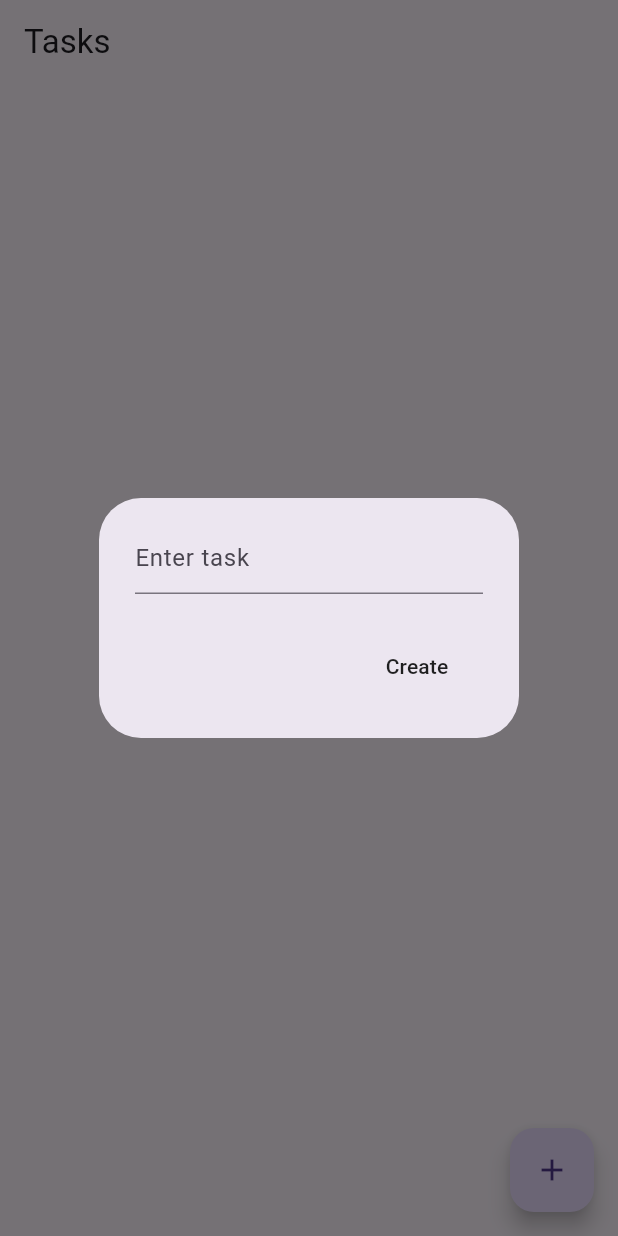
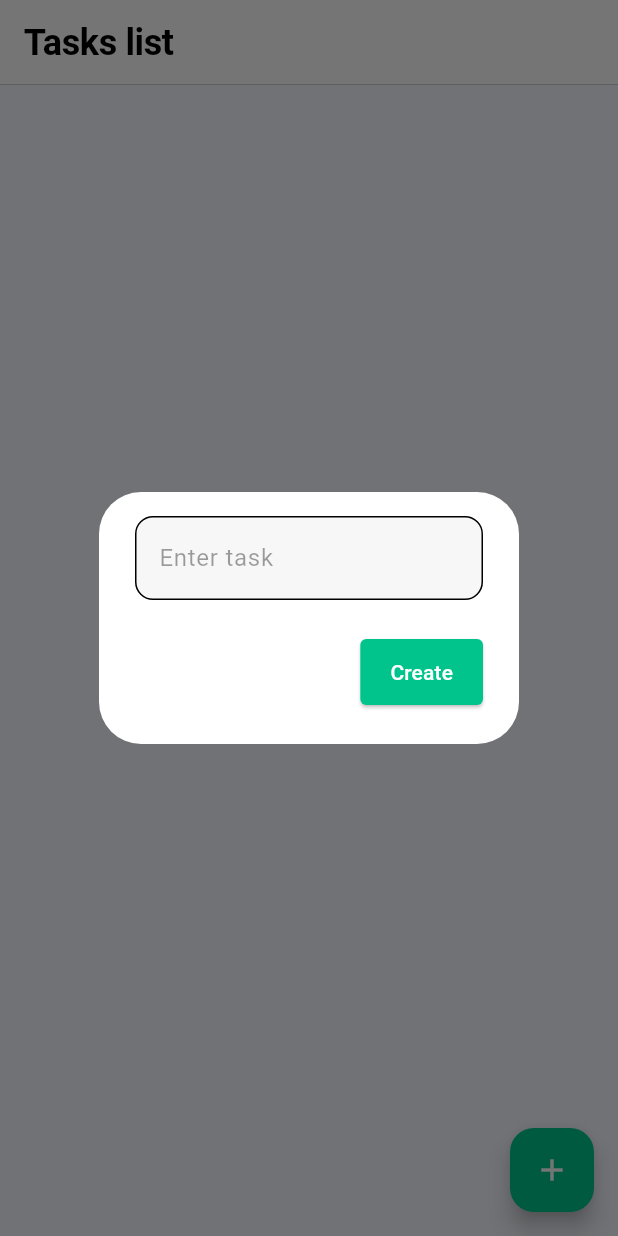
Before and after one commit to MaximeLemesle/flutter_todo_app, a Flutter app: the screen it shows after launch, after a tap on the "add" icon, on a phone screen of 412 x 824 dp. Run offline on Flutter 3.47's test engine with Material 3 defaults, Android fonts, the phone set to English and light mode, and no system bars; our stand-ins replace isar; accounts and stored records are empty; generated files the repository leaves out were written again.

Commit message:
💄 Update the UI for home_page.dart | 26/09

```diff
--- /dev/null
+++ b/devtools_options.yaml
@@ -0,0 +1 @@
+extensions:
--- a/lib/main.dart
+++ b/lib/main.dart
@@ -2,6 +2,7 @@ import 'package:flutter/material.dart';
 import 'package:provider/provider.dart';
 import 'package:todo_app/models/task_database.dart';
 import 'package:todo_app/pages/home_page.dart';
+import 'package:todo_app/theme/theme.dart';
 
 void main() async {
   // initialize task database
@@ -19,9 +20,10 @@ class MyApp extends StatelessWidget {
 
   @override
   Widget build(BuildContext context) {
-    return const MaterialApp(
+    return MaterialApp(
       debugShowCheckedModeBanner: false,
-      home: HomePage(),
+      theme: lightTheme,
+      home: const HomePage(),
     );
   }
 }
--- a/lib/pages/home_page.dart
+++ b/lib/pages/home_page.dart
@@ -27,11 +27,17 @@ class _HomePageState extends State<HomePage> {
       builder: (context) => AlertDialog(
         content: TextField(
           controller: textController,
-          decoration: const InputDecoration(hintText: 'Enter task'),
+          decoration: InputDecoration(
+            hintText: 'Enter task',
+            hintStyle: Theme.of(context).inputDecorationTheme.hintStyle,
+            filled: true,
+            fillColor: Theme.of(context).inputDecorationTheme.fillColor,
+            border: Theme.of(context).inputDecorationTheme.border,
+          ),
         ),
         actions: [
           // create button
-          MaterialButton(
+          ElevatedButton(
             onPressed: () {
               // add to database
               context.read<TaskDatabase>().createTask(textController.text);
@@ -90,6 +96,7 @@ class _HomePageState extends State<HomePage> {
     context.read<TaskDatabase>().deleteTask(id);
   }
 
+  // Home screen
   @override
   Widget build(BuildContext context) {
     // Task database
@@ -99,36 +106,91 @@ class _HomePageState extends State<HomePage> {
     List<Task> currentTasks = taskDatabase.currentTasks;
 
     return Scaffold(
-      appBar: AppBar(title: const Text('Tasks')),
-      body: ListView.builder(
+      appBar: AppBar(
+        title: Row(
+          mainAxisAlignment: MainAxisAlignment.start,
+          children: [
+            Text(
+              'Tasks list',
+              style: Theme.of(context).textTheme.displayLarge,
+            ),
+          ],
+        ),
+        backgroundColor: Theme.of(context).colorScheme.surface,
+        bottom: PreferredSize(
+          preferredSize: const Size.fromHeight(.5),
+          child: Container(
+            height: .5,
+            color: Colors.black26,
+          ),
+        ),
+      ),
+      body: Column(
+        children: [
+          Expanded(
+            child: Container(
+              decoration: BoxDecoration(
+                color: Theme.of(context).colorScheme.background,
+              ),
+              padding: const EdgeInsets.symmetric(vertical: 16),
+              child: ListView.builder(
                 itemCount: currentTasks.length,
                 itemBuilder: (context, index) {
                   // Get the task
                   final task = currentTasks[index];
 
                   // List tile for each task
-          return ListTile(
-              title: Text(task.text),
+                  return Container(
+                    decoration: BoxDecoration(
+                      color: Theme.of(context).colorScheme.surface,
+                      borderRadius: BorderRadius.circular(6),
+                      border: Border.all(
+                        color: Colors.black12,
+                        width: .5,
+                      ),
+                    ),
+                    margin:
+                        const EdgeInsets.symmetric(vertical: 6, horizontal: 16),
+                    child: ListTile(
+                      title: Text(
+                        task.text,
+                        style: Theme.of(context).textTheme.bodyLarge,
+                      ),
                       trailing: Row(
                         mainAxisSize: MainAxisSize.min,
                         children: [
                           // update button
                           IconButton(
                             onPressed: () => updateTask(task),
-                    icon: const Icon(Icons.edit),
+                            icon: const Icon(
+                              Icons.edit,
+                              size: 22,
+                              color: Colors.black54,
+                            ),
                           ),
 
                           // delete button
                           IconButton(
                             onPressed: () => deleteTask(task.id),
-                    icon: const Icon(Icons.delete),
+                            icon: const Icon(
+                              Icons.delete,
+                              size: 22,
+                              color: Colors.black54,
+                            ),
                           ),
                         ],
-              ));
+                      ),
+                    ),
+                  );
                 },
+              ),
+            ),
+          ),
+        ],
       ),
       floatingActionButton: FloatingActionButton(
         onPressed: createTask,
+        backgroundColor: Theme.of(context).colorScheme.primary,
         child: const Icon(Icons.add),
       ),
     );
--- /dev/null
+++ b/lib/theme/theme.dart
@@ -0,0 +1,59 @@
+import 'package:flutter/material.dart';
+
+ThemeData lightTheme = ThemeData(
+  brightness: Brightness.light,
+
+  colorScheme: const ColorScheme.light(
+    background: Color(0xFFF6F8FF),
+    primary: Color(0xFF00C48C),
+    secondary: Color(0xFFB2F0E3),
+    surface: Colors.white,
+    onBackground: Colors.black,
+    onPrimary: Colors.white,
+    onSecondary: Colors.black,
+  ),
+
+  // Text
+  textTheme: const TextTheme(
+    displayLarge: TextStyle(
+      fontSize: 24,
+      fontWeight: FontWeight.bold,
+      color: Colors.black,
+    ),
+    titleLarge: TextStyle(
+      fontSize: 18,
+      fontWeight: FontWeight.bold,
+      color: Colors.black,
+    ),
+    bodyLarge: TextStyle(
+      fontSize: 16,
+      color: Colors.black,
+    ),
+    bodyMedium: TextStyle(
+      fontSize: 14,
+      color: Colors.black,
+    ),
+  ),
+
+  // Button
+  elevatedButtonTheme: ElevatedButtonThemeData(
+    style: ElevatedButton.styleFrom(
+      foregroundColor: Colors.white,
+      backgroundColor: const Color(0xFF00C48C),
+      padding: const EdgeInsets.symmetric(vertical: 12, horizontal: 20),
+      shape: RoundedRectangleBorder(
+        borderRadius: BorderRadius.circular(4),
+      ),
+    ),
+  ),
+
+  // Input
+  inputDecorationTheme: InputDecorationTheme(
+    filled: true,
+    fillColor: const Color(0xFFF7F7F7),
+    border: OutlineInputBorder(
+      borderRadius: BorderRadius.circular(12),
+    ),
+    hintStyle: const TextStyle(color: Colors.black38),
+  ),
+);
```
Lines whose indentation alone changed are shown as unchanged.
